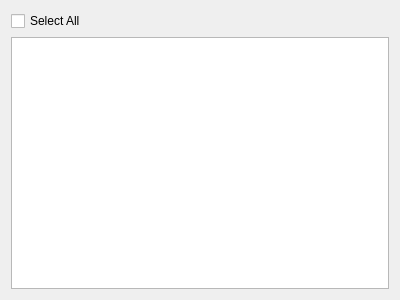
The window that manager/src/SensorsFilterWidget.ui (porkmarks/sense) describes before a commit, drawn with Qt 5.
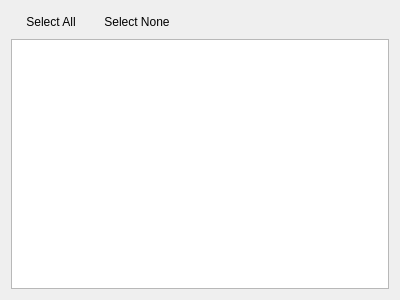
The same window after the commit.

Commit message: Select All / Select None buttons

Diff of the .ui file:
```diff
--- a/manager/src/SensorsFilterWidget.ui
+++ b/manager/src/SensorsFilterWidget.ui
@@ -30,9 +30,22 @@
        <number>0</number>
       </property>
       <item>
-       <widget class="QCheckBox" name="selectAll">
+       <widget class="QPushButton" name="selectAll">
         <property name="text">
          <string>Select All</string>
+        </property>
+        <property name="flat">
+         <bool>true</bool>
+        </property>
+       </widget>
+      </item>
+      <item>
+       <widget class="QPushButton" name="selectNone">
+        <property name="text">
+         <string>Select None</string>
+        </property>
+        <property name="flat">
+         <bool>true</bool>
         </property>
        </widget>
       </item>
```
The commit also changes 2 other files.
